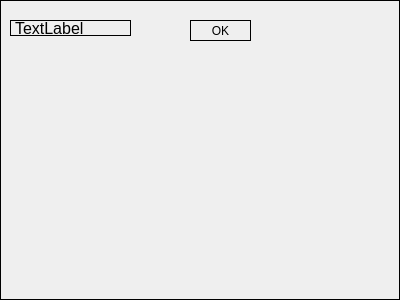
Qt form uis/child_item.ui (DashaSimonova/school_project) before a commit.
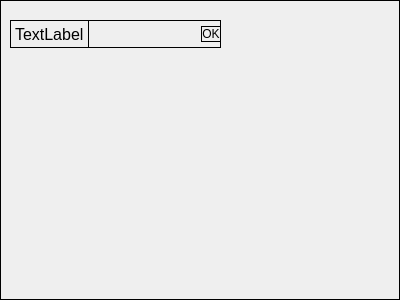
The same form after that commit.

The edit to the form file:
```diff
--- a/uis/child_item.ui
+++ b/uis/child_item.ui
@@ -16,15 +16,18 @@
   <property name="styleSheet">
    <string notr="true">QWidget { border: 1px solid black }</string>
   </property>
-  <widget class="QLabel" name="child_name">
+  <widget class="QWidget" name="">
    <property name="geometry">
     <rect>
      <x>10</x>
      <y>20</y>
-     <width>121</width>
-     <height>16</height>
+     <width>211</width>
+     <height>28</height>
     </rect>
    </property>
+   <layout class="QHBoxLayout" name="horizontalLayout">
+    <item>
+     <widget class="QLabel" name="child_name">
    <property name="font">
     <font>
      <pointsize>12</pointsize>
@@ -34,18 +37,28 @@
     <string>TextLabel</string>
    </property>
   </widget>
+    </item>
+    <item>
+     <spacer name="horizontalSpacer">
+      <property name="orientation">
+       <enum>Qt::Horizontal</enum>
+      </property>
+      <property name="sizeHint" stdset="0">
+       <size>
+        <width>40</width>
+        <height>20</height>
+       </size>
+      </property>
+     </spacer>
+    </item>
+    <item>
   <widget class="QPushButton" name="sendchild_button">
-   <property name="geometry">
-    <rect>
-     <x>190</x>
-     <y>20</y>
-     <width>61</width>
-     <height>21</height>
-    </rect>
-   </property>
    <property name="text">
     <string>OK</string>
    </property>
+     </widget>
+    </item>
+   </layout>
   </widget>
  </widget>
  <resources/>
```
Lines whose indentation alone changed are shown as unchanged.
